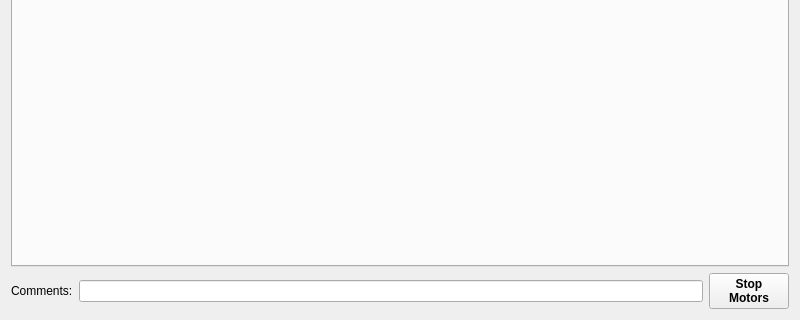
Above: movingwire/gui/ui/analysiswidget.ui from lnls-ima/moving-wire-control before the change; both pictures show x 0 to 800 and y 280 to 600 of the 800 by 600 pixel window. Below: the same form after it.
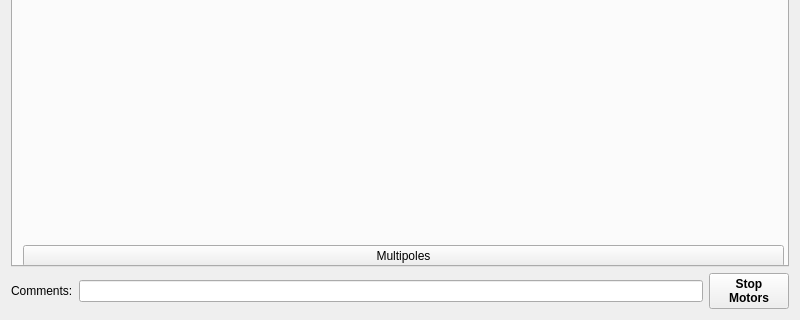
That is the form after the change. The open tabs and pages were chosen to show the change. Icons and pictures are not drawn.

```diff
--- a/movingwire/gui/ui/analysiswidget.ui
+++ b/movingwire/gui/ui/analysiswidget.ui
@@ -470,6 +470,13 @@
         </rect>
        </property>
        <layout class="QGridLayout" name="gridLayout_3">
+        <item row="3" column="0">
+         <widget class="QPushButton" name="pbt_multipoles">
+          <property name="text">
+           <string>Multipoles</string>
+          </property>
+         </widget>
+        </item>
         <item row="0" column="0">
          <layout class="QHBoxLayout" name="horizontalLayout_5">
           <item>
```
